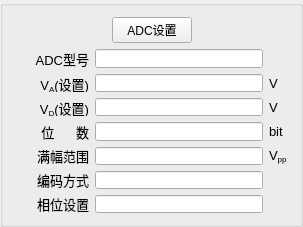
The window that soft/zebra-scope/AdcSettingsWidget.ui (Quenii/ADCEVM) describes before a commit, drawn with Qt 5.
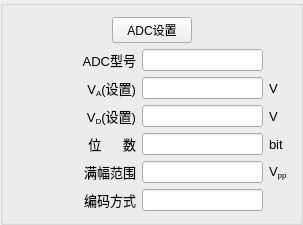
The same window after the commit.

Diff of the .ui file:
```diff
--- a/soft/zebra-scope/AdcSettingsWidget.ui
+++ b/soft/zebra-scope/AdcSettingsWidget.ui
@@ -7,7 +7,7 @@
     <x>0</x>
     <y>0</y>
     <width>303</width>
-    <height>227</height>
+    <height>201</height>
    </rect>
   </property>
   <property name="windowTitle">
@@ -253,47 +253,6 @@
           </property>
          </widget>
         </item>
-        <item row="6" column="0">
-         <widget class="QLabel" name="labl_9">
-          <property name="minimumSize">
-           <size>
-            <width>75</width>
-            <height>0</height>
-           </size>
-          </property>
-          <property name="maximumSize">
-           <size>
-            <width>75</width>
-            <height>16777215</height>
-           </size>
-          </property>
-          <property name="font">
-           <font>
-            <family>Arial</family>
-            <pointsize>10</pointsize>
-           </font>
-          </property>
-          <property name="text">
-           <string>相位设置</string>
-          </property>
-          <property name="alignment">
-           <set>Qt::AlignRight|Qt::AlignTrailing|Qt::AlignVCenter</set>
-          </property>
-         </widget>
-        </item>
-        <item row="6" column="1">
-         <widget class="QLineEdit" name="phaseLineEdit">
-          <property name="sizePolicy">
-           <sizepolicy hsizetype="Preferred" vsizetype="Fixed">
-            <horstretch>0</horstretch>
-            <verstretch>0</verstretch>
-           </sizepolicy>
-          </property>
-          <property name="readOnly">
-           <bool>true</bool>
-          </property>
-         </widget>
-        </item>
         <item row="1" column="1">
          <widget class="QLineEdit" name="vaDoubleLineEdit">
           <property name="sizePolicy">
```
